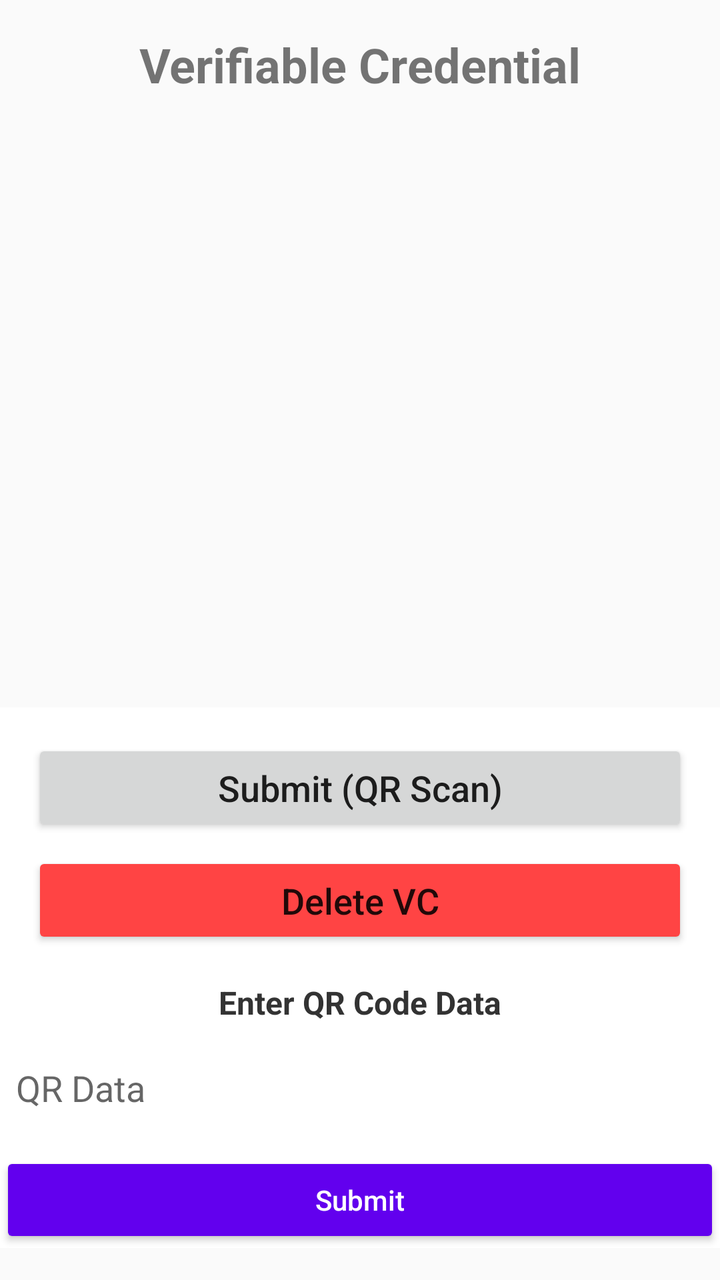
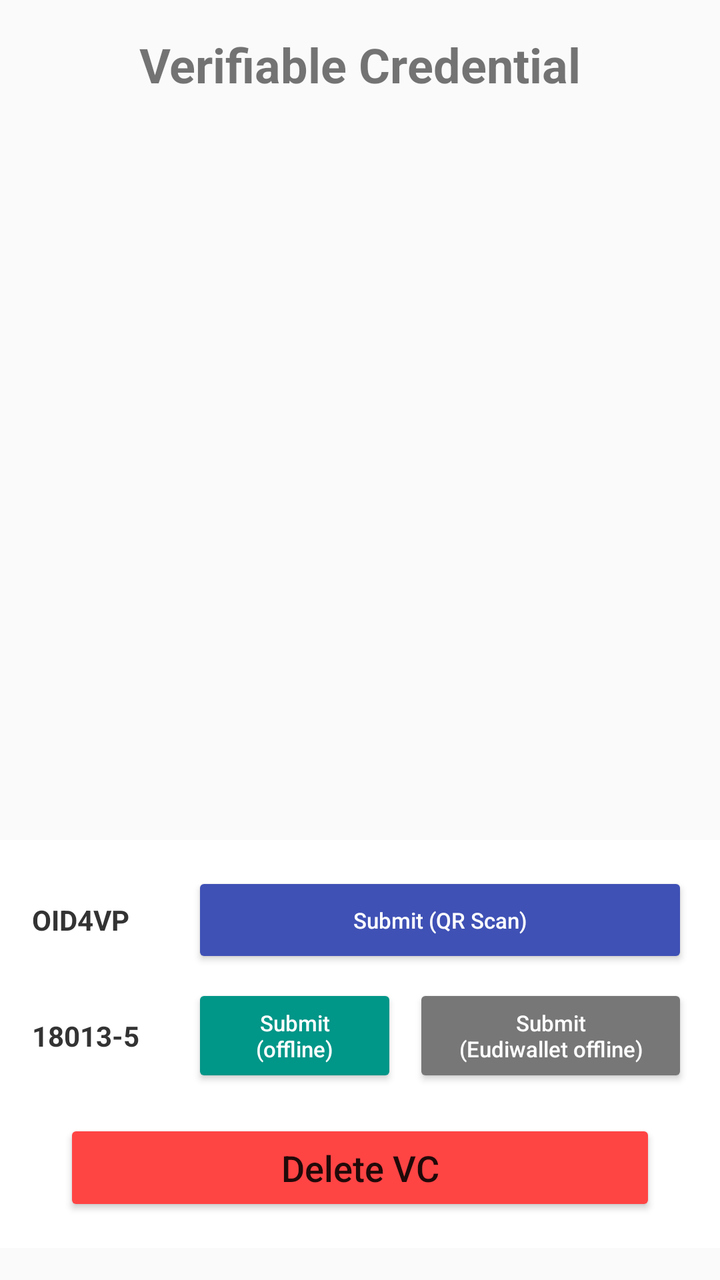

Two renders of the same Android screen: before a commit and after it. Below are the layout's source before the change and the commit's diff.
<!-- AndroidManifest.xml: application theme Theme.OID4VC -->
<!-- res/layout/activity_view_vc.xml -->
<?xml version="1.0" encoding="utf-8"?>
<androidx.constraintlayout.widget.ConstraintLayout xmlns:android="http://schemas.android.com/apk/res/android"
    xmlns:app="http://schemas.android.com/apk/res-auto"
    xmlns:tools="http://schemas.android.com/tools"
    android:layout_width="match_parent"
    android:layout_height="match_parent"
    tools:context=".ui.ViewVcActivity">

    <ScrollView
        android:layout_width="0dp"
        android:layout_height="0dp"
        android:padding="16dp"
        app:layout_constraintBottom_toTopOf="@+id/debugLayout"
        app:layout_constraintEnd_toEndOf="parent"
        app:layout_constraintStart_toStartOf="parent"
        app:layout_constraintTop_toTopOf="parent">

        <LinearLayout
            android:layout_width="match_parent"
            android:layout_height="wrap_content"
            android:orientation="vertical">

            <TextView
                android:id="@+id/vcTitleTextView"
                android:layout_width="wrap_content"
                android:layout_height="wrap_content"
                android:layout_gravity="center_horizontal"
                android:layout_marginBottom="24dp"
                android:text="Verifiable Credential"
                android:textSize="24sp"
                android:textStyle="bold" />

            <LinearLayout
                android:id="@+id/claimsContainer"
                android:layout_width="match_parent"
                android:layout_height="wrap_content"
                android:orientation="vertical"
                android:visibility="gone"
                tools:visibility="visible" />

            <TextView
                android:id="@+id/noFileTextView"
                android:layout_width="wrap_content"
                android:layout_height="wrap_content"
                android:layout_gravity="center_horizontal"
                android:layout_marginTop="64dp"
                android:text="No saved VC file."
                android:textSize="18sp"
                android:visibility="gone"
                tools:visibility="visible" />

        </LinearLayout>
    </ScrollView>

    <LinearLayout
        android:id="@+id/debugLayout"
        android:layout_width="0dp"
        android:layout_height="wrap_content"
        android:layout_marginBottom="16dp"
        android:orientation="vertical"
        android:gravity="center_horizontal"
        android:paddingTop="16dp"
        android:background="#ffffff"
        app:layout_constraintBottom_toBottomOf="parent"
        app:layout_constraintEnd_toEndOf="parent"
        app:layout_constraintStart_toStartOf="parent">
        <Button
            android:id="@+id/submitButton"
            android:layout_width="match_parent"
            android:layout_height="wrap_content"
            android:layout_marginStart="16dp"
            android:layout_marginEnd="16dp"
            android:layout_marginBottom="8dp"
            android:padding="12dp"
            android:text="Submit (QR Scan)"
            android:textSize="18sp"
            android:visibility="visible"
            app:layout_constraintBottom_toTopOf="@+id/deleteVcButton"
            app:layout_constraintEnd_toEndOf="parent"
            app:layout_constraintStart_toStartOf="parent"
            android:textAllCaps="false"/>

        <Button
            android:id="@+id/deleteVcButton"
            android:layout_width="match_parent"
            android:layout_height="wrap_content"
            android:layout_marginStart="16dp"
            android:layout_marginEnd="16dp"
            android:layout_marginBottom="16dp"
            android:backgroundTint="@android:color/holo_red_light"
            android:text="Delete VC"
            android:textSize="18sp"
            android:padding="12dp"
            android:visibility="visible"
            app:layout_constraintBottom_toTopOf="@+id/debugTextView"
            app:layout_constraintEnd_toEndOf="parent"
            app:layout_constraintStart_toStartOf="parent"
            android:textAllCaps="false"/>

        <TextView
            android:id="@+id/debugTextView"
            android:layout_width="wrap_content"
            android:layout_height="wrap_content"
            android:text="Enter QR Code Data"
            android:textSize="16sp"
            android:textStyle="bold"
            android:textColor="#333333" />

        <EditText
            android:id="@+id/debugInputEditText"
            android:layout_width="match_parent"
            android:layout_height="wrap_content"
            android:layout_marginTop="8dp"
            android:hint="QR Data"
            android:singleLine="true"
            android:scrollHorizontally="true"
            android:maxLines="1"
            android:paddingStart="8dp"
            android:paddingEnd="8dp"
            android:background="@android:color/white"
            android:minHeight="48dp"/>

        <Button
            android:id="@+id/debugActionButton"
            android:layout_width="match_parent"
            android:layout_height="wrap_content"
            android:layout_marginTop="8dp"
            android:text="Submit"
            android:backgroundTint="#6200EE"
            android:textColor="@android:color/white"
            android:textAllCaps="false"/>

    </LinearLayout>
</androidx.constraintlayout.widget.ConstraintLayout>
<!-- resources referenced by this layout -->
<resources>
  <style name="Theme.OID4VC" parent="Base.Theme.OID4VC" />
  <style name="Base.Theme.OID4VC" parent="Theme.AppCompat.Light.NoActionBar">
      </style>
</resources>

<!-- the commit's change to res/layout/activity_view_vc.xml (unified diff, before → after) -->
@@ -60,25 +60,87 @@
         android:orientation="vertical"
         android:gravity="center_horizontal"
         android:paddingTop="16dp"
+        android:paddingStart="16dp"
+        android:paddingEnd="16dp"
         android:background="#ffffff"
         app:layout_constraintBottom_toBottomOf="parent"
         app:layout_constraintEnd_toEndOf="parent"
         app:layout_constraintStart_toStartOf="parent">
-        <Button
-            android:id="@+id/submitButton"
-            android:layout_width="match_parent"
-            android:layout_height="wrap_content"
-            android:layout_marginStart="16dp"
-            android:layout_marginEnd="16dp"
-            android:layout_marginBottom="8dp"
-            android:padding="12dp"
-            android:text="Submit (QR Scan)"
-            android:textSize="18sp"
-            android:visibility="visible"
-            app:layout_constraintBottom_toTopOf="@+id/deleteVcButton"
-            app:layout_constraintEnd_toEndOf="parent"
-            app:layout_constraintStart_toStartOf="parent"
-            android:textAllCaps="false"/>
+
+        
+        <LinearLayout
+            android:layout_width="match_parent"
+            android:layout_height="wrap_content"
+            android:orientation="horizontal"
+            android:gravity="center_vertical"
+            android:layout_marginBottom="8dp">
+
+            <TextView
+                android:layout_width="80dp"
+                android:layout_height="wrap_content"
+                android:text="OID4VP"
+                android:textStyle="bold"
+                android:textSize="14sp"
+                android:textColor="#333333"/>
+
+            <Button
+                android:id="@+id/submitButton"
+                android:layout_width="0dp"
+                android:layout_height="wrap_content"
+                android:layout_weight="1"
+                android:padding="12dp"
+                android:text="Submit (QR Scan)"
+                android:textSize="11sp"
+                android:backgroundTint="#3F51B5"
+                android:textColor="@android:color/white"
+                android:visibility="visible"
+                android:textAllCaps="false"/>
+        </LinearLayout>
+
+        
+        <LinearLayout
+            android:layout_width="match_parent"
+            android:layout_height="wrap_content"
+            android:orientation="horizontal"
+            android:gravity="center_vertical"
+            android:layout_marginBottom="16dp">
+
+            <TextView
+                android:layout_width="80dp"
+                android:layout_height="wrap_content"
+                android:text="18013-5"
+                android:textStyle="bold"
+                android:textSize="14sp"
+                android:textColor="#333333"/>
+
+            <Button
+                android:id="@+id/offlineSubmitButton"
+                android:layout_width="0dp"
+                android:layout_height="wrap_content"
+                android:layout_weight="3"
+                android:layout_marginEnd="4dp"
+                android:padding="12dp"
+                android:text="Submit\n(offline)"
+                android:textSize="11sp"
+                android:backgroundTint="#009688"
+                android:textColor="@android:color/white"
+                android:visibility="visible"
+                android:textAllCaps="false"/>
+
+            <Button
+                android:id="@+id/eudiOfflineSubmitButton"
+                android:layout_width="0dp"
+                android:layout_height="wrap_content"
+                android:layout_weight="4"
+                android:layout_marginStart="4dp"
+                android:padding="12dp"
+                android:text="Submit\n(Eudiwallet offline)"
+                android:textSize="11sp"
+                android:backgroundTint="#777777"
+                android:textColor="@android:color/white"
+                android:visibility="visible"
+                android:textAllCaps="false"/>
+        </LinearLayout>
 
         <Button
             android:id="@+id/deleteVcButton"
@@ -97,38 +159,49 @@
             app:layout_constraintStart_toStartOf="parent"
             android:textAllCaps="false"/>
 
-        <TextView
-            android:id="@+id/debugTextView"
-            android:layout_width="wrap_content"
-            android:layout_height="wrap_content"
-            android:text="Enter QR Code Data"
-            android:textSize="16sp"
-            android:textStyle="bold"
-            android:textColor="#333333" />
-
-        <EditText
-            android:id="@+id/debugInputEditText"
-            android:layout_width="match_parent"
-            android:layout_height="wrap_content"
-            android:layout_marginTop="8dp"
-            android:hint="QR Data"
-            android:singleLine="true"
-            android:scrollHorizontally="true"
-            android:maxLines="1"
-            android:paddingStart="8dp"
-            android:paddingEnd="8dp"
-            android:background="@android:color/white"
-            android:minHeight="48dp"/>
-
-        <Button
-            android:id="@+id/debugActionButton"
-            android:layout_width="match_parent"
-            android:layout_height="wrap_content"
-            android:layout_marginTop="8dp"
-            android:text="Submit"
-            android:backgroundTint="#6200EE"
-            android:textColor="@android:color/white"
-            android:textAllCaps="false"/>
+        <LinearLayout
+            android:id="@+id/emulatorDebugContainer"
+            android:layout_width="match_parent"
+            android:layout_height="wrap_content"
+            android:orientation="vertical"
+            android:gravity="center_horizontal"
+            android:visibility="gone"
+            tools:visibility="visible">
+
+            <TextView
+                android:id="@+id/debugTextView"
+                android:layout_width="wrap_content"
+                android:layout_height="wrap_content"
+                android:layout_marginTop="16dp"
+                android:text="Enter QR Code Data"
+                android:textSize="16sp"
+                android:textStyle="bold"
+                android:textColor="#333333" />
+
+            <EditText
+                android:id="@+id/debugInputEditText"
+                android:layout_width="match_parent"
+                android:layout_height="wrap_content"
+                android:layout_marginTop="8dp"
+                android:hint="QR Data"
+                android:singleLine="true"
+                android:scrollHorizontally="true"
+                android:maxLines="1"
+                android:paddingStart="8dp"
+                android:paddingEnd="8dp"
+                android:background="@android:color/white"
+                android:minHeight="48dp"/>
+
+            <Button
+                android:id="@+id/debugActionButton"
+                android:layout_width="match_parent"
+                android:layout_height="wrap_content"
+                android:layout_marginTop="8dp"
+                android:text="Submit"
+                android:backgroundTint="#6200EE"
+                android:textColor="@android:color/white"
+                android:textAllCaps="false"/>
+        </LinearLayout>
 
     </LinearLayout>
 </androidx.constraintlayout.widget.ConstraintLayout>
